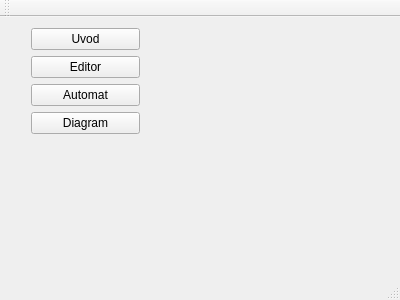
Above: GUI/mainwindow.ui from michael-s92/rs15-26 before the change. Below: the same form after it.
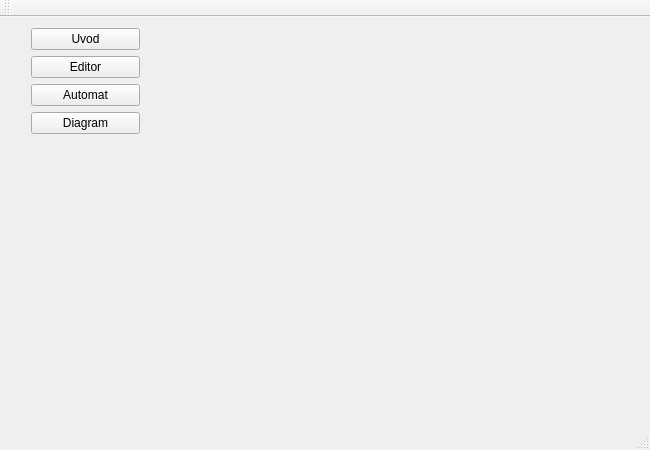
That is the form after the change.

Patch:
```diff
--- a/GUI/mainwindow.ui
+++ b/GUI/mainwindow.ui
@@ -6,8 +6,8 @@
    <rect>
     <x>0</x>
     <y>0</y>
-    <width>400</width>
-    <height>300</height>
+    <width>650</width>
+    <height>450</height>
    </rect>
   </property>
   <property name="windowTitle">
```
Left out of the diff: 4 changed lines with no effect on the pictures.
